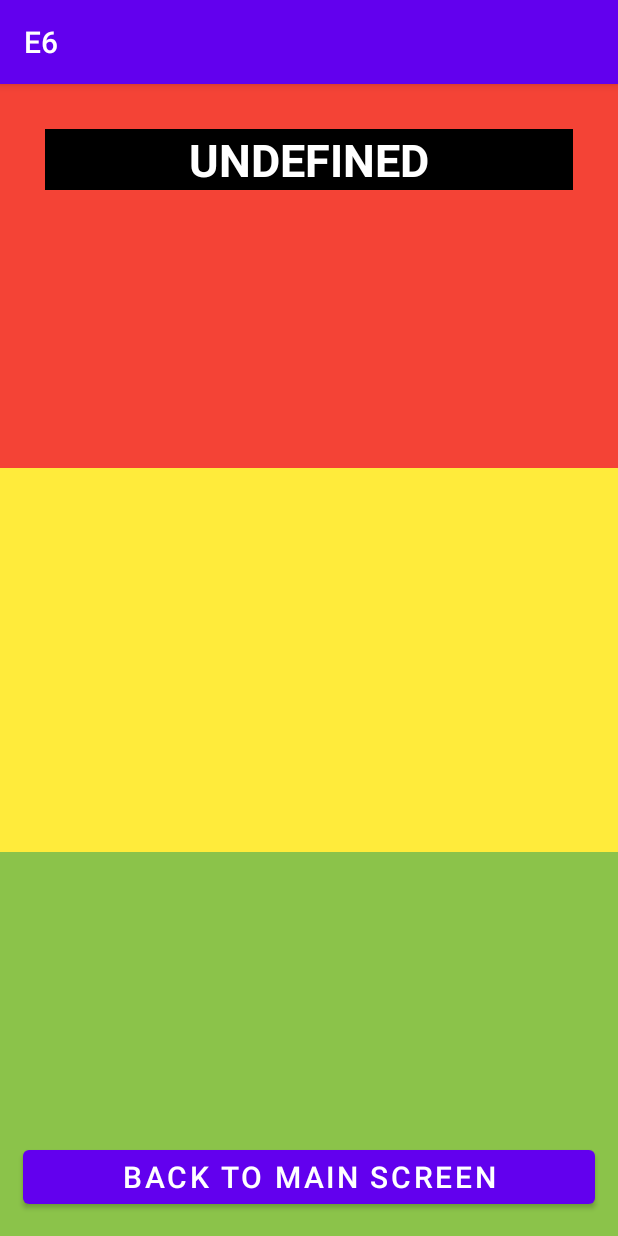
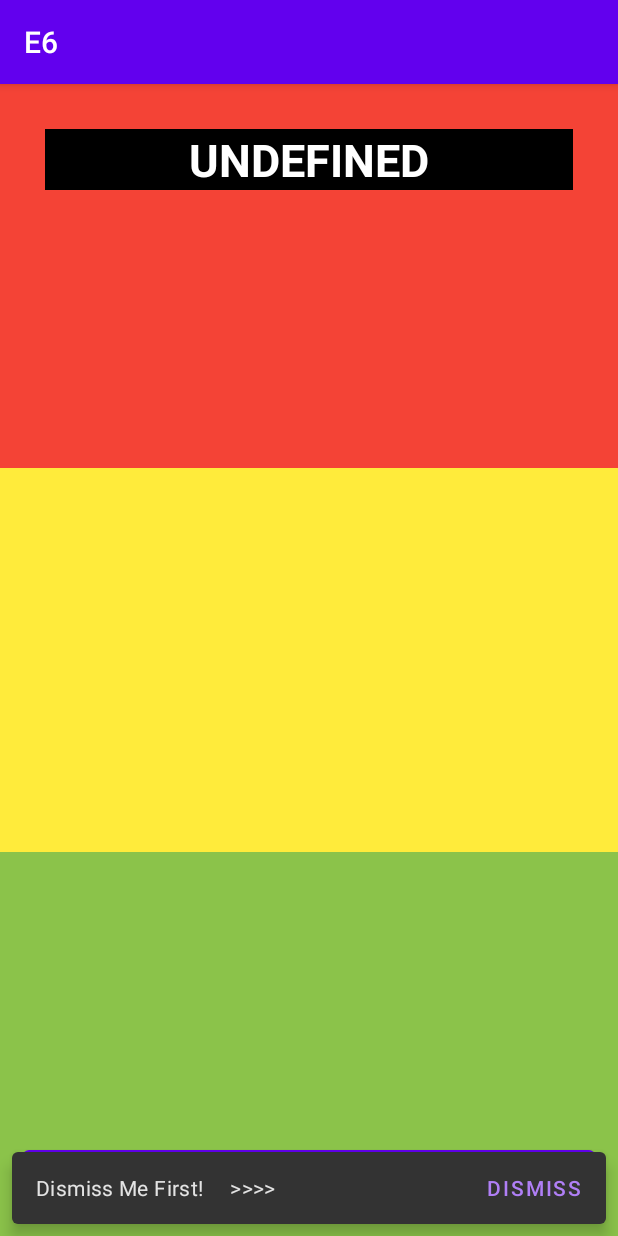
Before and after one commit to kareemtawab/AndroidStudioProjects, an Android app: the screen it shows after launch (Screen1), after a tap on "SCREEN 1", on a phone screen of 412 x 824 dp. Run offline under Robolectric (Android 15) with nearby library versions, the light colour scheme and no system bars.

Commit message:
E6 Modified

```diff
--- a/E6/app/src/main/java/com/example/e6/MainActivity.java
+++ b/E6/app/src/main/java/com/example/e6/MainActivity.java
@@ -1,7 +1,4 @@
 package com.example.e6;
-
-//import static com.example.e6.R.id.screen1_button;
-//import static com.example.e6.R.id.screen2_button;
 
 import android.content.Intent;
 import android.os.Bundle;
@@ -10,8 +7,10 @@ import android.text.TextWatcher;
 import android.view.View;
 import android.widget.Button;
 import android.widget.TextView;
+import android.widget.Toast;
 
 import androidx.appcompat.app.AppCompatActivity;
+
 
 public class MainActivity extends AppCompatActivity {
 
@@ -25,6 +24,9 @@ public class MainActivity extends AppCompatActivity {
         TextView nameF = findViewById(R.id.namefield);
         Button TopB = findViewById(R.id.screen1_button);
         Button BotB = findViewById(R.id.screen2_button);
+
+        Toast.makeText(MainActivity.this, "WELCOME!", Toast.LENGTH_LONG).show();
+
 
         nameF.addTextChangedListener(new TextWatcher() {
             @Override
--- a/E6/app/src/main/java/com/example/e6/Screen1.java
+++ b/E6/app/src/main/java/com/example/e6/Screen1.java
@@ -7,6 +7,8 @@ import android.os.Bundle;
 import android.view.View;
 import android.widget.Button;
 import android.widget.TextView;
+
+import com.google.android.material.snackbar.Snackbar;
 
 public class Screen1 extends AppCompatActivity {
 
@@ -20,6 +22,13 @@ public class Screen1 extends AppCompatActivity {
         TextView nameF = findViewById(R.id.nametext);
         nameF.setText(name);
 
+        Snackbar.make(findViewById(R.id.backtohome1), "Dismiss Me First!     >>>>", Snackbar.LENGTH_INDEFINITE).setAction("Dismiss", new View.OnClickListener() {
+            @Override
+            public void onClick(View view) {
+
+            }
+        }).show();
+
         backB1.setOnClickListener(new View.OnClickListener() {
             @Override
             public void onClick(View view) {
```
Also changed, not shown: E6/app/src/main/java/com/example/e6/Screen2.java (+9 -2 lines).
